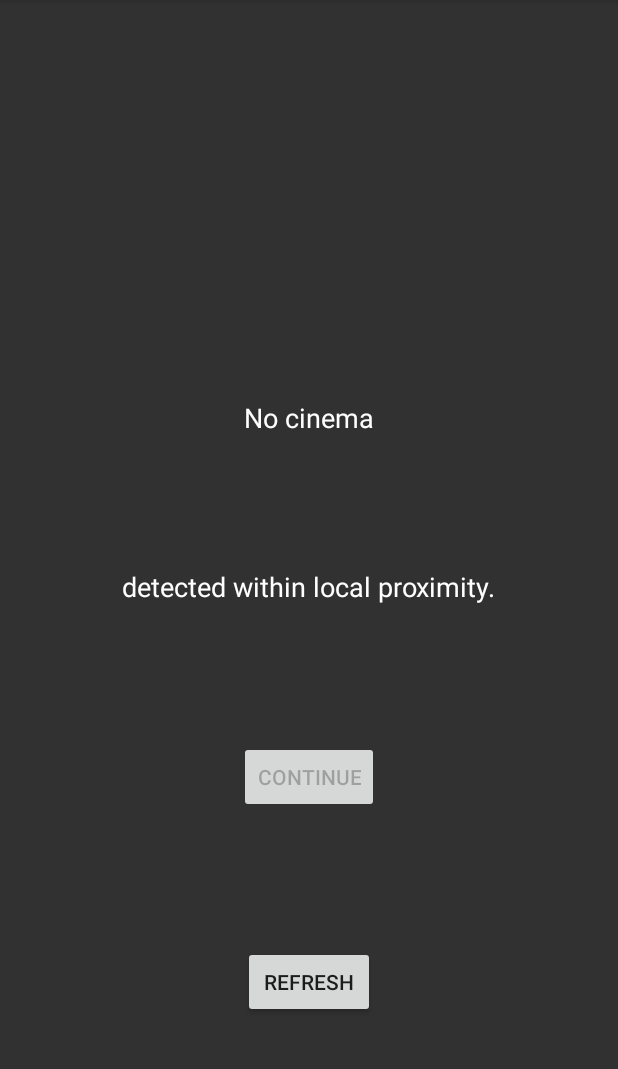
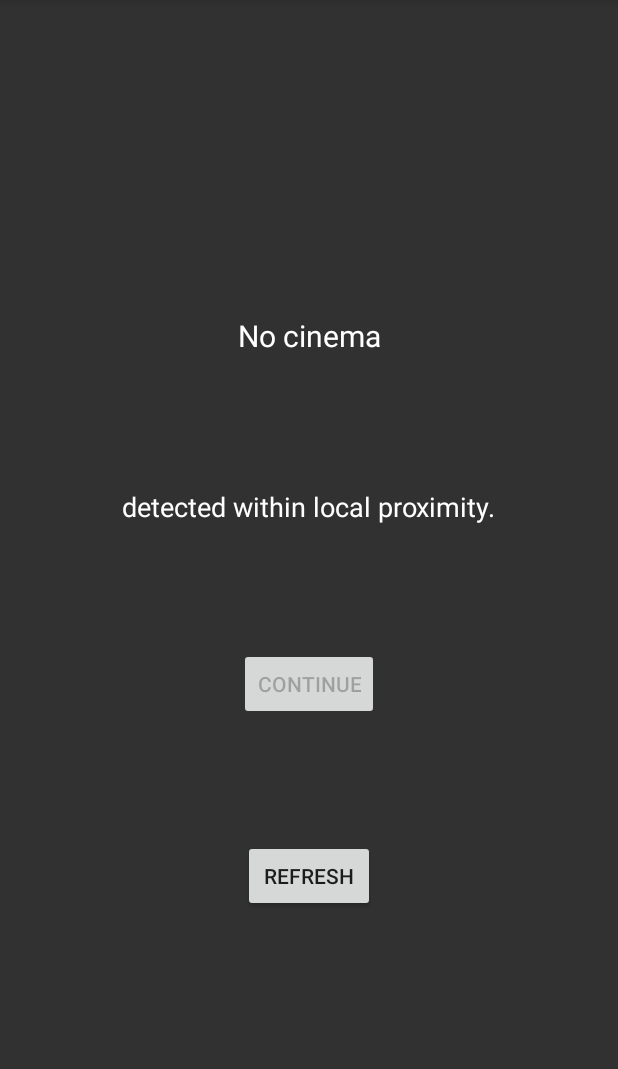
Before and after one commit to c3460843/Verifilm, an Android app: the NewReview screen opened directly, with no data from a screen before it, on a phone screen of 412 x 824 dp, the part 84-1153 px from its top. Run offline under Robolectric (Android 15) with nearby library versions, the phone set to English and light mode, and no system bars.

Commit message:
seventh commit

```diff
--- a/app/src/main/java/c346084/verifilm/NewReview.java
+++ b/app/src/main/java/c346084/verifilm/NewReview.java
@@ -10,8 +10,10 @@ import android.support.v4.app.ActivityCompat;
 import android.support.v7.app.AppCompatActivity;
 import android.os.Bundle;
 import android.view.View;
+
 import java.math.RoundingMode;
 import java.text.DecimalFormat;
+
 import android.widget.Button;
 import android.widget.TextView;
 import android.widget.Toast;
@@ -42,7 +44,7 @@ public class NewReview extends AppCompatActivity {
         continueButton = findViewById(R.id.continue_button);
         textViewCinema = findViewById(R.id.textViewCinema);
 
-        getLocation ();
+        getLocation();
 
         try {
             populate();
@@ -51,7 +53,7 @@ public class NewReview extends AppCompatActivity {
         }
     }
 
-    public void getLocation (){
+    public void getLocation() {
         if (ActivityCompat.checkSelfPermission(this, Manifest.permission.ACCESS_FINE_LOCATION) != PackageManager.PERMISSION_GRANTED && ActivityCompat.checkSelfPermission(this, Manifest.permission.ACCESS_COARSE_LOCATION) != PackageManager.PERMISSION_GRANTED) {
             ActivityCompat.requestPermissions(NewReview.this,
                     new String[]{Manifest.permission.ACCESS_FINE_LOCATION},
@@ -60,6 +62,7 @@ public class NewReview extends AppCompatActivity {
         }
         LocationManager lm = (LocationManager) this.getSystemService(Context.LOCATION_SERVICE);
         location = lm.getLastKnownLocation(LocationManager.GPS_PROVIDER);
+
         if (location == null) {
             location = lm.getLastKnownLocation(LocationManager.NETWORK_PROVIDER);
         }
@@ -96,7 +99,8 @@ public class NewReview extends AppCompatActivity {
 
 
     public void populate() throws InterruptedException {
-        if (location != null) {
+        if(longitudeString != null)
+        {
             response = false;
             BackgroundTask backgroundTask = new BackgroundTask(this);
             backgroundTask.execute("cinemas", longitudeString, latitudeString);
@@ -117,11 +121,13 @@ public class NewReview extends AppCompatActivity {
                 SelectListing.cinemaName = cinemaName;
                 SelectListing.cinemaID = cinemaID;
                 textViewCinema.setText(cinemaName);
+                continueButton.setEnabled(true);
             }
         }
-        else
-        {
+        if(cinemaID == null){
             textViewCinema.setText("No cinema");
+            continueButton.setEnabled(false);
         }
+
     }
 }
--- a/app/src/main/res/layout/activity_new_review.xml
+++ b/app/src/main/res/layout/activity_new_review.xml
@@ -7,6 +7,16 @@
     android:background="#313131"
     tools:context="c346084.verifilm.NewReview"
     tools:layout_editor_absoluteY="81dp">
+
+    <Space
+        android:id="@+id/space"
+        android:layout_width="5dp"
+        android:layout_height="50dp"
+        app:layout_constraintBottom_toTopOf="@+id/textViewCinema"
+        app:layout_constraintEnd_toEndOf="parent"
+        app:layout_constraintHorizontal_bias="0.5"
+        app:layout_constraintStart_toStartOf="parent"
+        app:layout_constraintTop_toTopOf="parent" />
 
     <Button
         android:id="@+id/continue_button"
@@ -26,7 +36,7 @@
         android:layout_height="wrap_content"
         android:onClick="refresh"
         android:text="Refresh"
-        app:layout_constraintBottom_toBottomOf="parent"
+        app:layout_constraintBottom_toTopOf="@+id/space2"
         app:layout_constraintEnd_toEndOf="parent"
         app:layout_constraintHorizontal_bias="0.5"
         app:layout_constraintStart_toStartOf="parent"
@@ -35,16 +45,15 @@
     <TextView
         android:id="@+id/textViewCinema"
         android:layout_width="wrap_content"
-        android:layout_height="23dp"
-        android:text="No cinema"
+        android:layout_height="35dp"
+        android:text="(cinema message)"
         android:textColor="@color/common_google_signin_btn_text_dark_default"
-        android:textSize="18sp"
+        android:textSize="20sp"
         app:layout_constraintBottom_toTopOf="@+id/textViewStaticMessage"
         app:layout_constraintEnd_toEndOf="parent"
         app:layout_constraintHorizontal_bias="0.5"
         app:layout_constraintStart_toStartOf="parent"
-        app:layout_constraintTop_toBottomOf="@+id/gridLayout"
-        app:layout_constraintVertical_chainStyle="packed" />
+        app:layout_constraintTop_toBottomOf="@+id/space" />
 
     <TextView
         android:id="@+id/textViewStaticMessage"
@@ -57,19 +66,16 @@
         app:layout_constraintEnd_toEndOf="parent"
         app:layout_constraintHorizontal_bias="0.5"
         app:layout_constraintStart_toStartOf="parent"
-        app:layout_constraintTop_toBottomOf="@+id/textViewCinema"
-        app:layout_constraintVertical_bias="0.499" />
+        app:layout_constraintTop_toBottomOf="@+id/textViewCinema" />
 
-    <GridLayout
-        android:id="@+id/gridLayout"
-        android:layout_width="395dp"
-        android:layout_height="88dp"
-        app:layout_constraintBottom_toTopOf="@+id/textViewCinema"
+    <Space
+        android:id="@+id/space2"
+        android:layout_width="wrap_content"
+        android:layout_height="wrap_content"
+        app:layout_constraintBottom_toBottomOf="parent"
         app:layout_constraintEnd_toEndOf="parent"
         app:layout_constraintHorizontal_bias="0.5"
         app:layout_constraintStart_toStartOf="parent"
-        app:layout_constraintTop_toTopOf="parent">
-
-    </GridLayout>
+        app:layout_constraintTop_toBottomOf="@+id/buttonRefresh" />
 
 </android.support.constraint.ConstraintLayout>
--- a/app/src/main/res/layout/activity_review_form.xml
+++ b/app/src/main/res/layout/activity_review_form.xml
@@ -46,7 +46,7 @@
     <EditText
         android:id="@+id/editTextSummary"
         android:layout_width="330dp"
-        android:layout_height="219dp"
+        android:layout_height="120dp"
         android:ems="10"
         android:hint="Summary"
         android:inputType="textMultiLine"
@@ -73,6 +73,7 @@
         android:id="@+id/imageButtonPhoto"
         android:layout_width="40dp"
         android:layout_height="40dp"
+        android:onClick="loadImageFromGallery"
         app:layout_constraintBottom_toTopOf="@+id/textViewPhoto"
         app:layout_constraintEnd_toEndOf="parent"
         app:layout_constraintHorizontal_bias="0.5"
--- a/app/src/main/res/layout/activity_selected_review.xml
+++ b/app/src/main/res/layout/activity_selected_review.xml
@@ -33,7 +33,7 @@
     <EditText
         android:id="@+id/editTextSummary"
         android:layout_width="330dp"
-        android:layout_height="219dp"
+        android:layout_height="120dp"
         android:ems="10"
         android:inputType="textMultiLine"
         android:textColor="@color/common_google_signin_btn_text_dark_default"
--- a/build.gradle
+++ b/build.gradle
@@ -7,7 +7,7 @@ buildscript {
         jcenter()
     }
     dependencies {
-        classpath 'com.android.tools.build:gradle:3.0.1'
+        classpath 'com.android.tools.build:gradle:3.1.1'
 
 
         // NOTE: Do not place your application dependencies here; they belong
```
Also changed, not shown: app/src/main/java/c346084/verifilm/ReviewForm.java (+10 -0 lines), app/src/main/res/layout/activity_main.xml (+12 -2 lines), gradle/wrapper/gradle-wrapper.properties.
